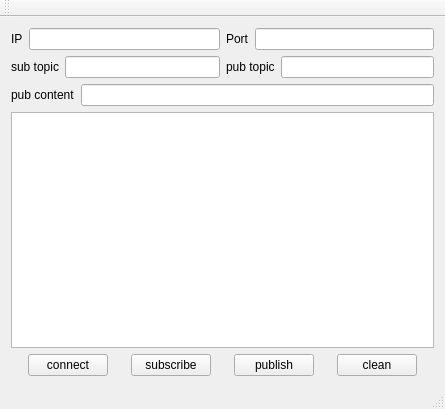
Qt form mainwindow.ui (AprilCat/Qt_MQTT_SimpleClient) before a commit.
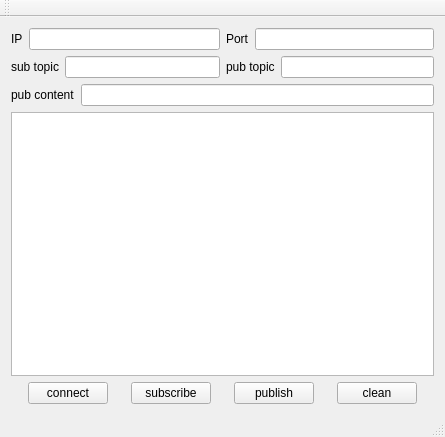
The same form after that commit.

```diff
--- a/mainwindow.ui
+++ b/mainwindow.ui
@@ -7,7 +7,7 @@
     <x>0</x>
     <y>0</y>
     <width>445</width>
-    <height>409</height>
+    <height>437</height>
    </rect>
   </property>
   <property name="windowTitle">
```
Left out of the diff: 2 changed lines with no effect on the pictures.
